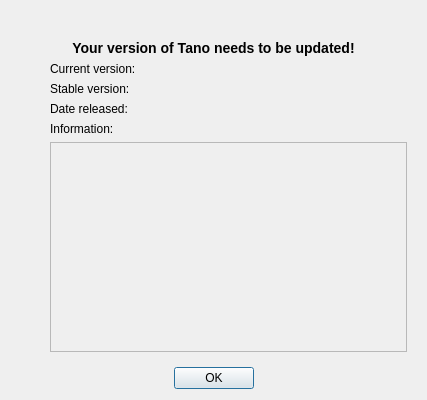
Above: src/ui/dialogs/UpdateDialog.ui from ntadej/tano before the change. Below: the same form after it.
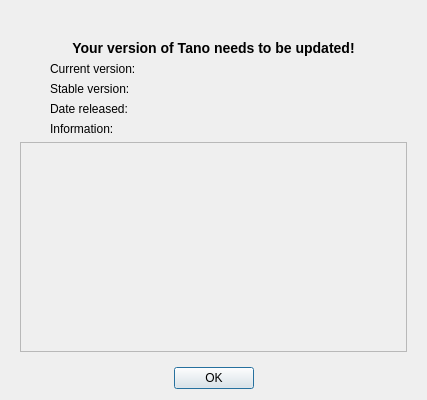
That is the form after the change. The open tabs and pages were chosen to show the change. Icons and pictures are not drawn.

Diff of the .ui file:
```diff
--- a/src/ui/dialogs/UpdateDialog.ui
+++ b/src/ui/dialogs/UpdateDialog.ui
@@ -248,7 +248,7 @@
          </property>
         </widget>
        </item>
-       <item row="6" column="1" colspan="2">
+       <item row="6" column="0" colspan="3">
         <widget class="QScrollArea" name="scrollArea">
          <property name="widgetResizable">
           <bool>true</bool>
@@ -258,8 +258,8 @@
            <rect>
             <x>0</x>
             <y>0</y>
-            <width>43</width>
-            <height>25</height>
+            <width>382</width>
+            <height>143</height>
            </rect>
           </property>
           <layout class="QVBoxLayout" name="verticalLayout_2">
@@ -268,6 +268,9 @@
              <property name="text">
               <string/>
              </property>
+             <property name="wordWrap">
+              <bool>true</bool>
+             </property>
             </widget>
            </item>
           </layout>
```
